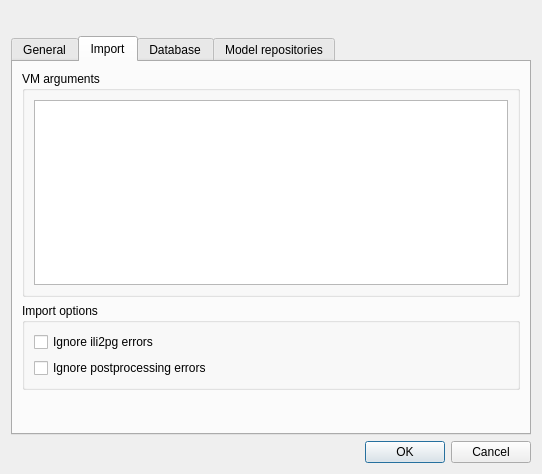
Above: ui/options.ui from veriso/veriso before the change. Below: the same form after it.
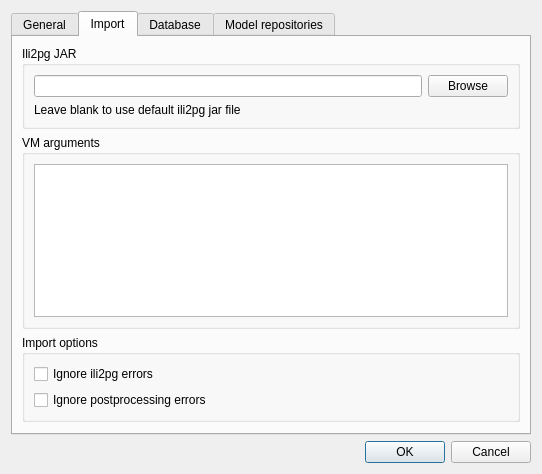
That is the form after the change. The open tabs and pages were chosen to show the change.

Commit message: Allow alternative Ili2pg Jar

Diff of the .ui file:
```diff
--- a/ui/options.ui
+++ b/ui/options.ui
@@ -220,6 +220,38 @@
          </layout>
         </widget>
        </item>
+       <item row="0" column="0">
+        <widget class="QGroupBox" name="groupBox_3">
+         <property name="title">
+          <string>Ili2pg JAR</string>
+         </property>
+         <layout class="QGridLayout" name="gridLayout_4">
+          <item row="0" column="0">
+           <widget class="QLineEdit" name="lineEditImportJar"/>
+          </item>
+          <item row="0" column="1">
+           <widget class="QPushButton" name="btnBrowseImportJar">
+            <property name="sizePolicy">
+             <sizepolicy hsizetype="Maximum" vsizetype="Fixed">
+              <horstretch>0</horstretch>
+              <verstretch>0</verstretch>
+             </sizepolicy>
+            </property>
+            <property name="text">
+             <string>Browse</string>
+            </property>
+           </widget>
+          </item>
+          <item row="1" column="0">
+           <widget class="QLabel" name="label_2">
+            <property name="text">
+             <string>Leave blank to use default ili2pg jar file</string>
+            </property>
+           </widget>
+          </item>
+         </layout>
+        </widget>
+       </item>
       </layout>
      </widget>
      <widget class="QWidget" name="tabDatabase">
```
Left out of the diff: 2 changed lines with no effect on the pictures. The commit also changes 2 other files.
